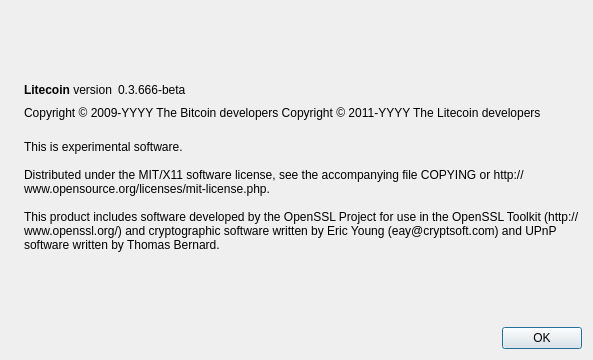
First picture: the form in src/qt/forms/aboutdialog.ui, repository mnull/taccoin, before the edit.
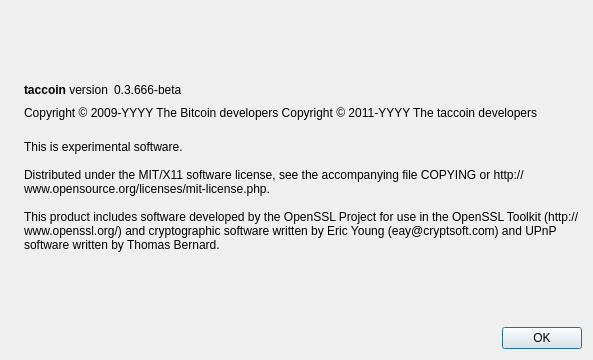
Second picture: the form after the edit. Icons and pictures are not drawn.

Diff of the .ui file:
```diff
--- a/src/qt/forms/aboutdialog.ui
+++ b/src/qt/forms/aboutdialog.ui
@@ -50,7 +50,7 @@
           <cursorShape>IBeamCursor</cursorShape>
          </property>
          <property name="text">
-          <string>&lt;b&gt;Litecoin&lt;/b&gt; version</string>
+          <string>&lt;b&gt;taccoin&lt;/b&gt; version</string>
          </property>
          <property name="textInteractionFlags">
           <set>Qt::LinksAccessibleByMouse|Qt::TextSelectableByKeyboard|Qt::TextSelectableByMouse</set>
@@ -92,7 +92,7 @@
        </property>
        <property name="text">
         <string notr="true">Copyright &amp;copy; 2009-YYYY The Bitcoin developers
-Copyright &amp;copy; 2011-YYYY The Litecoin developers</string>
+Copyright &amp;copy; 2011-YYYY The taccoin developers</string>
        </property>
        <property name="textFormat">
         <enum>Qt::RichText</enum>
```
Left out of the diff: 2 changed lines with no effect on the pictures.
